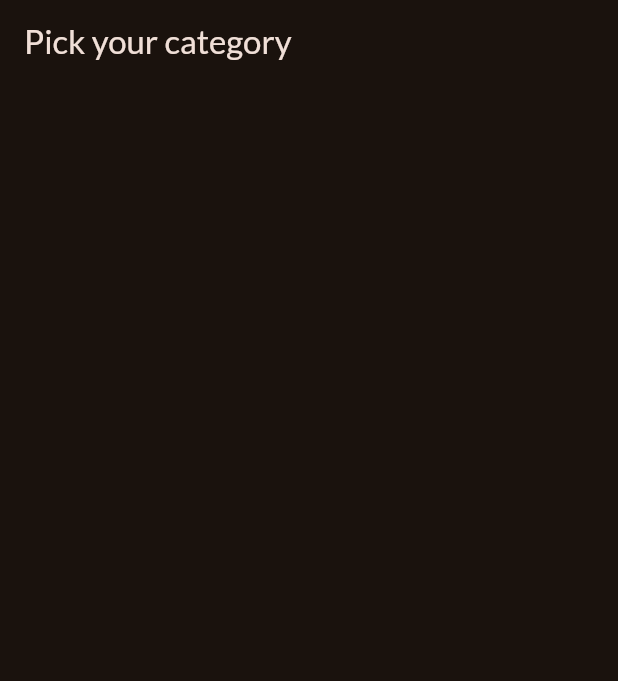
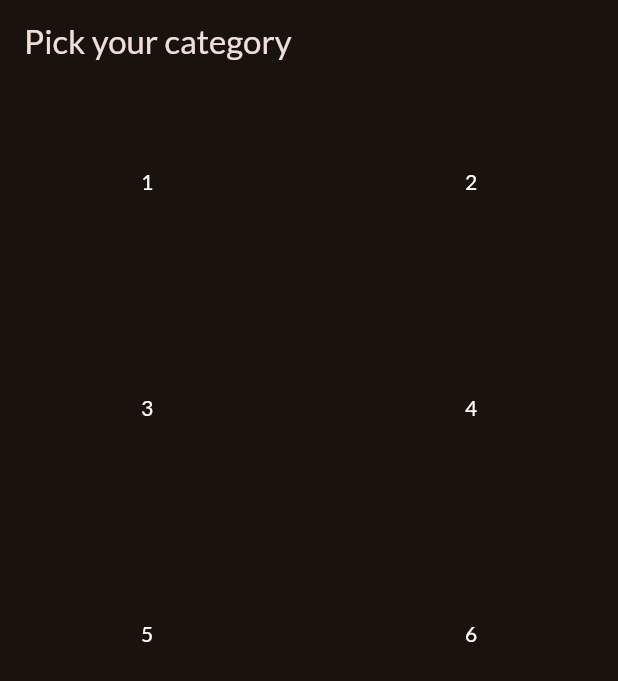
Before and after one commit to adogbeji/FlutterPracticeApp1, a Flutter app: the screen it shows after launch, on a phone screen of 412 x 824 dp. Shown: the top 681 px of the screen. Run offline on Flutter 3.47's test engine with Material 3 defaults, Android fonts, the phone set to English and light mode, and no system bars; our stand-ins replace google_fonts.

Commit message:
Add GridView to CategoriesScreen widget

```diff
--- a/lib/categories.dart
+++ /dev/null
@@ -1,14 +0,0 @@
-import 'package:flutter/material.dart';
-
-class CategoriesScreen extends StatelessWidget {
-  const CategoriesScreen({super.key});
-
-  @override
-  Widget build(BuildContext context) {
-    return Scaffold(
-      appBar: AppBar(
-        title: const Text('Pick your category'),
-      ),
-    );
-  }
-}
--- a/lib/main.dart
+++ b/lib/main.dart
@@ -2,7 +2,7 @@ import 'package:flutter/material.dart';
 
 import 'package:google_fonts/google_fonts.dart';
 
-import 'package:practice_app_1/categories.dart';
+import 'package:practice_app_1/screens/categories.dart';
 
 final theme = ThemeData(
   useMaterial3: true,
--- /dev/null
+++ b/lib/screens/categories.dart
@@ -0,0 +1,77 @@
+import 'package:flutter/material.dart';
+
+class CategoriesScreen extends StatelessWidget {
+  const CategoriesScreen({super.key});
+
+  @override
+  Widget build(BuildContext context) {
+    return Scaffold(
+      appBar: AppBar(
+        title: const Text('Pick your category'),
+      ),
+      body: GridView(
+        gridDelegate: const SliverGridDelegateWithFixedCrossAxisCount(
+          crossAxisCount: 2,
+          childAspectRatio: 3 / 2,
+          crossAxisSpacing: 20,
+          mainAxisSpacing: 20,
+        ),
+        children: const [
+          Center(
+            child: Text(
+              '1',
+              style: TextStyle(
+                color: Colors.white,
+              ),
+            ),
+          ),
+
+          Center(
+            child: Text(
+              '2',
+              style: TextStyle(
+                color: Colors.white,
+              ),
+            ),
+          ),
+
+          Center(
+            child: Text(
+              '3',
+              style: TextStyle(
+                color: Colors.white,
+              ),
+            ),
+          ),
+
+          Center(
+            child: Text(
+              '4',
+              style: TextStyle(
+                color: Colors.white,
+              ),
+            ),
+          ),
+
+          Center(
+            child: Text(
+              '5',
+              style: TextStyle(
+                color: Colors.white,
+              ),
+            ),
+          ),
+
+          Center(
+            child: Text(
+              '6',
+              style: TextStyle(
+                color: Colors.white,
+              ),
+            ),
+          ),
+        ],
+      ),
+    );
+  }
+}
```
